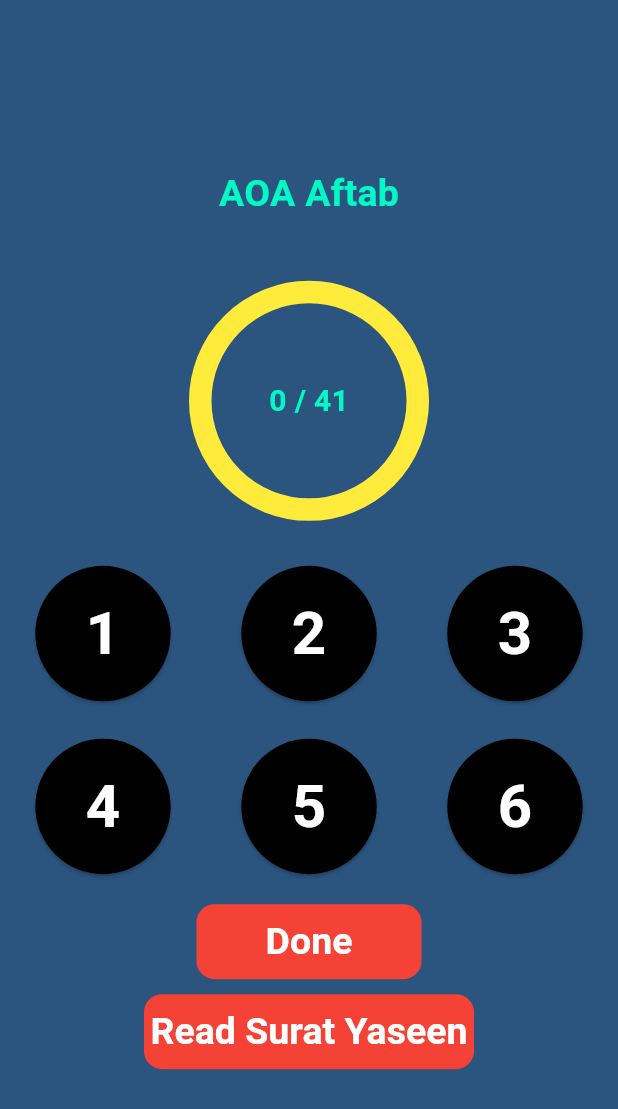
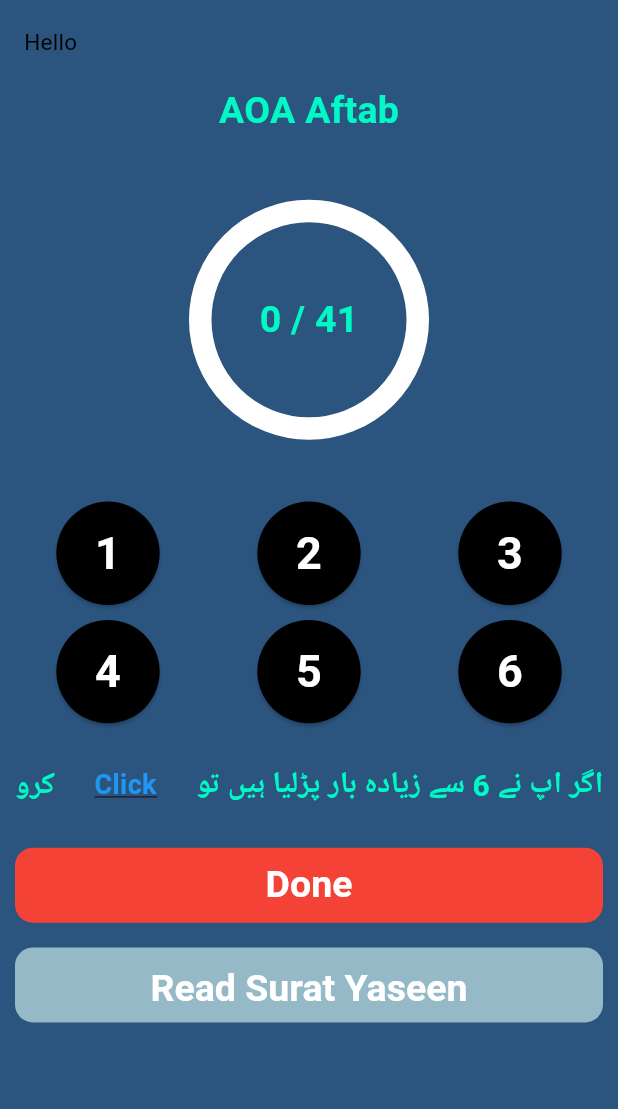
Before and after one commit to IAftabRehman/Hatmi-Yaseen-Application, a Flutter app: the screen it shows after launch, on a phone screen of 412 x 824 dp. Shown: the top 1109 px of the screen. Run offline on Flutter 3.47's test engine with Material 3 defaults, Android fonts, the phone set to English and light mode, and no system bars; drawn by our look-alikes of bounce, flutter_animate, percent_indicator; Roboto replaces fonts that are missing (Poppins).

Commit message:
Working on UI

```diff
--- a/lib/Views/Elements/CustomButton.dart
+++ b/lib/Views/Elements/CustomButton.dart
@@ -52,6 +52,7 @@ class MyButton extends StatelessWidget {
       ],
       child: Bounce(
         duration: const Duration(milliseconds: 100),
+        onTap: onPressed,
         child: Container(
           margin: margin,
           padding: padding,
--- a/lib/Views/Presentation/HomeScreen.dart
+++ b/lib/Views/Presentation/HomeScreen.dart
@@ -14,18 +14,44 @@ class HomeScreen extends StatefulWidget {
 }
 
 class _HomeScreenState extends State<HomeScreen> {
+  int? selectedCount;
   int? selectedButtonIndex;
 
   double get progress => (selectedButtonIndex ?? 0) / 41;
 
+  Color getProgressColor(int value) {
+    if (value < 5) {
+      return Colors.red; // 0 – 4
+    } else if (value < 10) {
+      return Colors.redAccent; // 5 – 9
+    } else if (value < 15) {
+      return Colors.deepOrangeAccent; // 10 – 14
+    } else if (value < 25) {
+      return Colors.orange; // 15 – 24
+    } else if (value < 35) {
+      return Colors.lightGreen; // 25 – 34
+    } else {
+      return Colors.green; // 35 – 41
+    }
+  }
+
   @override
   Widget build(BuildContext context) {
+    final h = MediaQuery
+        .of(context)
+        .size
+        .height;
     return Scaffold(
+      appBar: AppBar(
+        backgroundColor: AppColors.backgroundColor,
+        title: MyText(text: "Hello"),
+      ),
       body: MyContainer(
         color: AppColors.backgroundColor,
         width: double.infinity,
         height: double.infinity,
         padding: const EdgeInsets.symmetric(horizontal: 10),
+        child: SingleChildScrollView(
           child: Column(
             mainAxisAlignment: MainAxisAlignment.center,
             children: [
@@ -36,9 +62,8 @@ class _HomeScreenState extends State<HomeScreen> {
                 color: AppColors.textColor,
               ),
 
-            const SizedBox(height: 40),
+              SizedBox(height: h * 0.05),
 
-            // Progress Circle
               CircularPercentIndicator(
                 radius: 80.0,
                 lineWidth: 15.0,
@@ -46,36 +71,26 @@ class _HomeScreenState extends State<HomeScreen> {
                 center: MyText(
                   text: "${selectedButtonIndex ?? 0} / 41",
                   fontWeight: FontWeight.bold,
-                size: 20,
+                  size: 25,
                   color: AppColors.textColor,
                 ),
-              progressColor: Colors.black,
-              backgroundColor: Colors.yellow,
+                progressColor:  getProgressColor(selectedButtonIndex ?? 0),
+                backgroundColor: Colors.white,
                 circularStrokeCap: CircularStrokeCap.round,
                 animation: true,
                 animationDuration: 1500,
               ),
 
-            const SizedBox(height: 10),
+              SizedBox(height: h * 0.05),
 
-            // Progress Text
-            // MyText(
-            //   text: "${selectedButtonIndex ?? 0} / 41",
-            //   fontWeight: FontWeight.bold,
-            //   size: 50,
-            //   color: AppColors.textColor,
-            // ),
-            const SizedBox(height: 20),
-
-            // ROUND BUTTONS GRID
               GridView(
                 shrinkWrap: true,
                 physics: const NeverScrollableScrollPhysics(),
                 gridDelegate: const SliverGridDelegateWithFixedCrossAxisCount(
                   crossAxisCount: 3,
-                mainAxisSpacing: 25,
-                crossAxisSpacing: 20,
-                childAspectRatio: 1.3,
+                  mainAxisSpacing: 10,
+                  crossAxisSpacing: 10,
+                  childAspectRatio: 1.8,
                 ),
                 children: [
                   buildCircleButton(1),
@@ -87,7 +102,98 @@ class _HomeScreenState extends State<HomeScreen> {
                 ],
               ),
 
-            const SizedBox(height: 20),
+              SizedBox(height: h * 0.02),
+
+              Row(
+                mainAxisAlignment: MainAxisAlignment.center,
+                children: [
+                  MyText(
+                    text: "کرو",
+                    size: 20,
+                    fontWeight: FontWeight.bold,
+                    color: AppColors.textColor,
+                  ),
+                  Expanded(
+                    child: MyButton(
+                      onPressed: () {
+                        showDialog(
+                          context: context,
+                          builder: (context) {
+                            int? customSelected;
+                            return StatefulBuilder(
+                              builder: (context, setStateDialog) {
+                                return AlertDialog(
+                                  shape: RoundedRectangleBorder(
+                                    borderRadius: BorderRadius.circular(15),
+                                  ),
+                                  title: Text(
+                                    "Select Your Count",
+                                    style: TextStyle(
+                                        fontWeight: FontWeight.bold),
+                                  ),
+
+                                  content: DropdownButton<int>(
+                                    isExpanded: true,
+                                    hint: Text("Select number (7 to 41)"),
+                                    value: customSelected,
+                                    items: List.generate(35, (index) {
+                                      int number = index + 7;
+                                      return DropdownMenuItem(
+                                        value: number,
+                                        child: Text(number.toString()),
+                                      );
+                                    }),
+                                    onChanged: (value) {
+                                      setStateDialog(() {
+                                        customSelected = value;
+                                      });
+                                    },
+                                  ),
+
+                                  actions: [
+                                    TextButton(
+                                      onPressed: () => Navigator.pop(context),
+                                      child: Text("Cancel"),
+                                    ),
+                                    ElevatedButton(
+                                      onPressed: () {
+                                        if (customSelected != null) {
+                                          // Update main screen & progress bar
+                                          setState(() {
+                                            selectedButtonIndex =
+                                                customSelected;
+                                          });
+                                        }
+                                        Navigator.pop(context);
+                                      },
+                                      child: Text("Done"),
+                                    ),
+                                  ],
+                                );
+                              },
+                            );
+                          },
+                        );
+                      },
+                      btnLabel: "Click",
+                      textStyle: TextStyle(
+                        fontSize: 18,
+                        decoration: TextDecoration.underline,
+                        fontWeight: FontWeight.bold,
+                        color: Colors.blue,
+                      ),
+                    ),
+                  ),
+                  MyText(
+                    text: "اگر اپ نے 6 سے زیادہ بار پڑلیا ہیں تو",
+                    size: 20,
+                    fontWeight: FontWeight.bold,
+                    color: AppColors.textColor,
+                  ),
+                ],
+              ),
+
+              SizedBox(height: h * 0.02),
 
               // Done Button
               MyButton(
@@ -96,11 +202,9 @@ class _HomeScreenState extends State<HomeScreen> {
                 textColor: Colors.white,
                 color: Colors.red,
                 fontSize: 25,
-              height: 50,
-              width: 150,
               ),
 
-            const SizedBox(height: 10),
+              SizedBox(height: h * 0.02),
 
               // PDF Button
               MyButton(
@@ -110,14 +214,14 @@ class _HomeScreenState extends State<HomeScreen> {
                     MaterialPageRoute(builder: (context) => PDFScreen()),
                   );
                 },
+                padding: EdgeInsets.all(10),
                 btnLabel: "Read Surat Yaseen",
                 textColor: Colors.white,
-              color: Colors.red,
+                color: AppColors.primaryColor,
                 fontSize: 25,
-              height: 50,
-              width: 220,
               ),
             ],
+          ),
         ),
       ),
     );
@@ -135,12 +239,12 @@ class _HomeScreenState extends State<HomeScreen> {
       style: ElevatedButton.styleFrom(
         backgroundColor: isSelected ? Colors.white : Colors.black,
         shape: const CircleBorder(),
-        padding: const EdgeInsets.all(10),
+        padding: const EdgeInsets.all(8),
       ),
       child: MyText(
         text: label.toString(),
         fontWeight: FontWeight.bold,
-        size: 40,
+        size: 30,
         color: isSelected ? Colors.black : Colors.white,
       ),
     );
```
Lines whose indentation alone changed are shown as unchanged.
